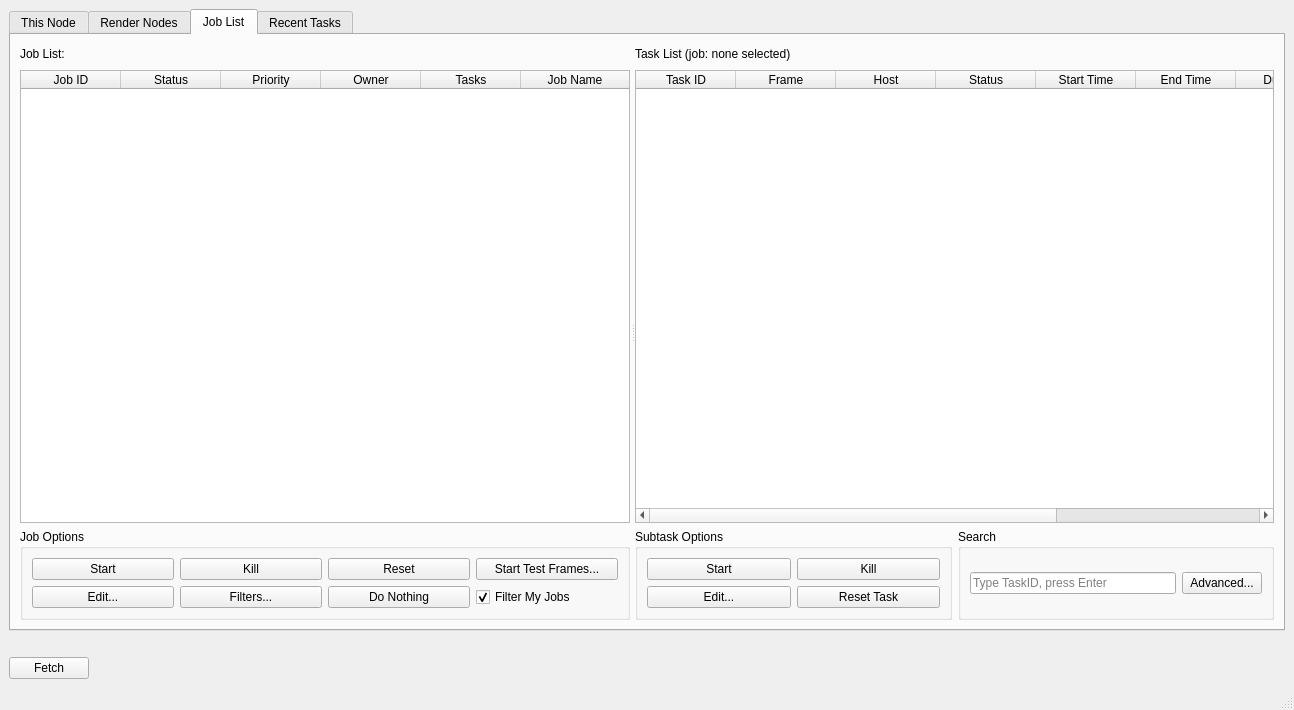
This is ui/UI_FarmView.ui in david2777/DPS_Hydra as Qt 5 draws it before an edit. The edited form follows.
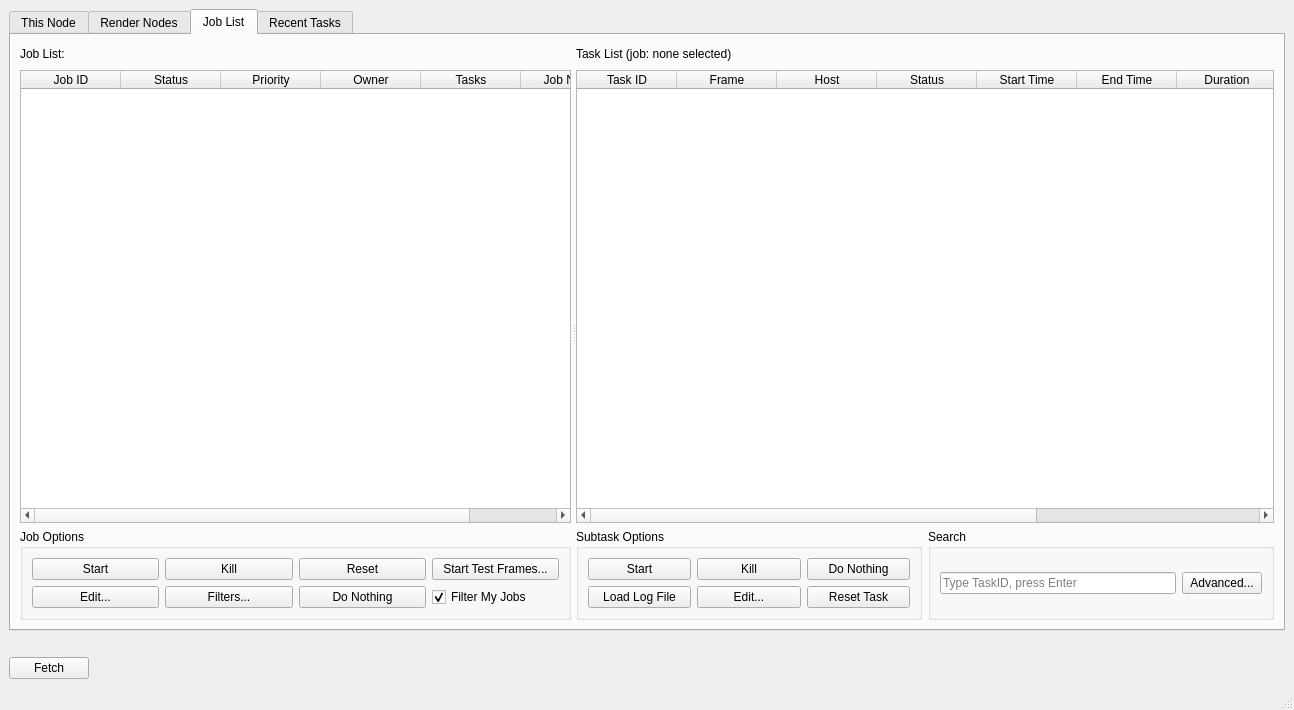
This is the edited form. The open tabs and pages were chosen to show the change.

The edit to the form file:
```diff
--- a/ui/UI_FarmView.ui
+++ b/ui/UI_FarmView.ui
@@ -641,6 +641,27 @@
                <string>Subtask Options</string>
               </property>
               <layout class="QGridLayout" name="gridLayout_9">
+               <item row="3" column="1">
+                <widget class="QPushButton" name="editTaskButton">
+                 <property name="text">
+                  <string>Edit...</string>
+                 </property>
+                </widget>
+               </item>
+               <item row="3" column="0">
+                <widget class="QPushButton" name="loadLogButton">
+                 <property name="text">
+                  <string>Load Log File</string>
+                 </property>
+                </widget>
+               </item>
+               <item row="2" column="1">
+                <widget class="QPushButton" name="killTaskButton">
+                 <property name="text">
+                  <string>Kill</string>
+                 </property>
+                </widget>
+               </item>
                <item row="2" column="0">
                 <widget class="QPushButton" name="startTaskButton">
                  <property name="text">
@@ -648,24 +669,17 @@
                  </property>
                 </widget>
                </item>
-               <item row="3" column="2">
+               <item row="3" column="3">
                 <widget class="QPushButton" name="resetTaskButton">
                  <property name="text">
                   <string>Reset Task</string>
                  </property>
                 </widget>
                </item>
-               <item row="2" column="2">
-                <widget class="QPushButton" name="killTaskButton">
+               <item row="2" column="3">
+                <widget class="QPushButton" name="doNothingTaskButton">
                  <property name="text">
-                  <string>Kill</string>
-                 </property>
-                </widget>
-               </item>
-               <item row="3" column="0">
-                <widget class="QPushButton" name="editTaskButton">
-                 <property name="text">
-                  <string>Edit...</string>
+                  <string>Do Nothing</string>
                  </property>
                 </widget>
                </item>
```
Left out of the diff: 4 changed lines with no effect on the pictures.
